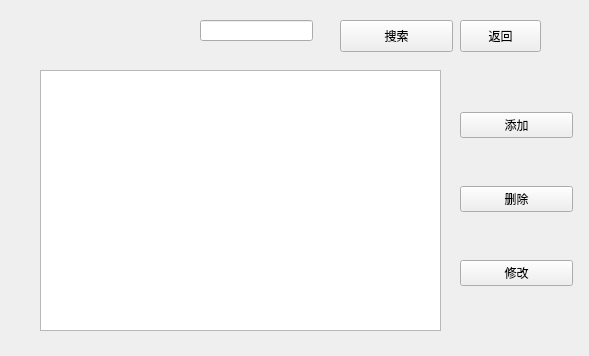
Qt form src/client/userswidget.ui (Sean10/Bank) before a commit.
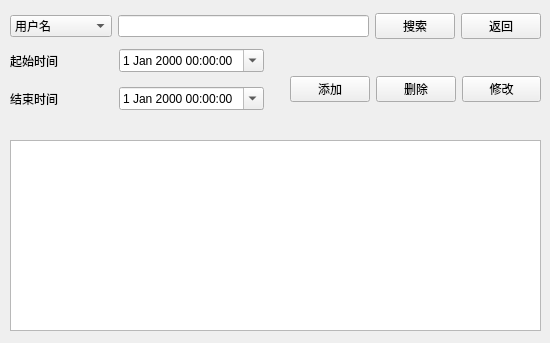
The same form after that commit.

```diff
--- a/src/client/userswidget.ui
+++ b/src/client/userswidget.ui
@@ -6,8 +6,8 @@
    <rect>
     <x>0</x>
     <y>0</y>
-    <width>589</width>
-    <height>356</height>
+    <width>550</width>
+    <height>343</height>
    </rect>
   </property>
   <property name="windowTitle">
@@ -16,49 +16,114 @@
   <widget class="QTableView" name="tableView">
    <property name="geometry">
     <rect>
-     <x>40</x>
-     <y>70</y>
-     <width>401</width>
-     <height>261</height>
+     <x>10</x>
+     <y>140</y>
+     <width>531</width>
+     <height>191</height>
     </rect>
    </property>
   </widget>
-  <widget class="QPushButton" name="buttonSearch">
+  <widget class="QWidget" name="verticalLayoutWidget_2">
    <property name="geometry">
     <rect>
-     <x>340</x>
-     <y>20</y>
-     <width>113</width>
-     <height>32</height>
+     <x>10</x>
+     <y>40</y>
+     <width>254</width>
+     <height>80</height>
     </rect>
    </property>
-   <property name="text">
-    <string>搜索</string>
-   </property>
+   <layout class="QVBoxLayout" name="verticalLayout_2">
+    <item>
+     <layout class="QHBoxLayout" name="horizontalLayout">
+      <item>
+       <widget class="QLabel" name="labelStart">
+        <property name="text">
+         <string>起始时间</string>
+        </property>
+       </widget>
+      </item>
+      <item>
+       <widget class="QDateTimeEdit" name="dateTimeStart">
+        <property name="calendarPopup">
+         <bool>true</bool>
+        </property>
+       </widget>
+      </item>
+     </layout>
+    </item>
+    <item>
+     <layout class="QHBoxLayout" name="horizontalLayout_2">
+      <item>
+       <widget class="QLabel" name="labelStop">
+        <property name="text">
+         <string>结束时间</string>
+        </property>
+       </widget>
+      </item>
+      <item>
+       <widget class="QDateTimeEdit" name="dateTimeStop">
+        <property name="calendarPopup">
+         <bool>true</bool>
+        </property>
+       </widget>
+      </item>
+     </layout>
+    </item>
+   </layout>
   </widget>
-  <widget class="QPushButton" name="buttonBack">
+  <widget class="QWidget" name="horizontalLayoutWidget_3">
    <property name="geometry">
     <rect>
-     <x>460</x>
-     <y>20</y>
-     <width>81</width>
-     <height>32</height>
+     <x>10</x>
+     <y>10</y>
+     <width>531</width>
+     <height>33</height>
     </rect>
    </property>
-   <property name="text">
-    <string>返回</string>
-   </property>
+   <layout class="QHBoxLayout" name="horizontalLayout_3">
+    <item>
+     <widget class="QComboBox" name="comboBox">
+      <item>
+       <property name="text">
+        <string>用户名</string>
+       </property>
+      </item>
+      <item>
+       <property name="text">
+        <string>最后登录时间</string>
+       </property>
+      </item>
+     </widget>
+    </item>
+    <item>
+     <widget class="QLineEdit" name="lineSearch"/>
+    </item>
+    <item>
+     <widget class="QPushButton" name="buttonSearch">
+      <property name="text">
+       <string>搜索</string>
+      </property>
+     </widget>
+    </item>
+    <item>
+     <widget class="QPushButton" name="buttonBack">
+      <property name="text">
+       <string>返回</string>
+      </property>
+     </widget>
+    </item>
+   </layout>
   </widget>
   <widget class="QWidget" name="verticalLayoutWidget">
    <property name="geometry">
     <rect>
-     <x>460</x>
-     <y>70</y>
-     <width>113</width>
-     <height>261</height>
+     <x>290</x>
+     <y>59</y>
+     <width>251</width>
+     <height>61</height>
     </rect>
    </property>
-   <layout class="QVBoxLayout" name="verticalLayout">
+   <layout class="QHBoxLayout" name="horizontalLayout_4">
     <item>
      <widget class="QPushButton" name="buttonCreate">
       <property name="text">
@@ -82,16 +147,6 @@
     </item>
    </layout>
   </widget>
-  <widget class="QLineEdit" name="lineSearch">
-   <property name="geometry">
-    <rect>
-     <x>200</x>
-     <y>20</y>
-     <width>113</width>
-     <height>21</height>
-    </rect>
-   </property>
-  </widget>
  </widget>
  <resources/>
  <connections/>
```
Left out of the diff: 2 changed lines with no effect on the pictures.
